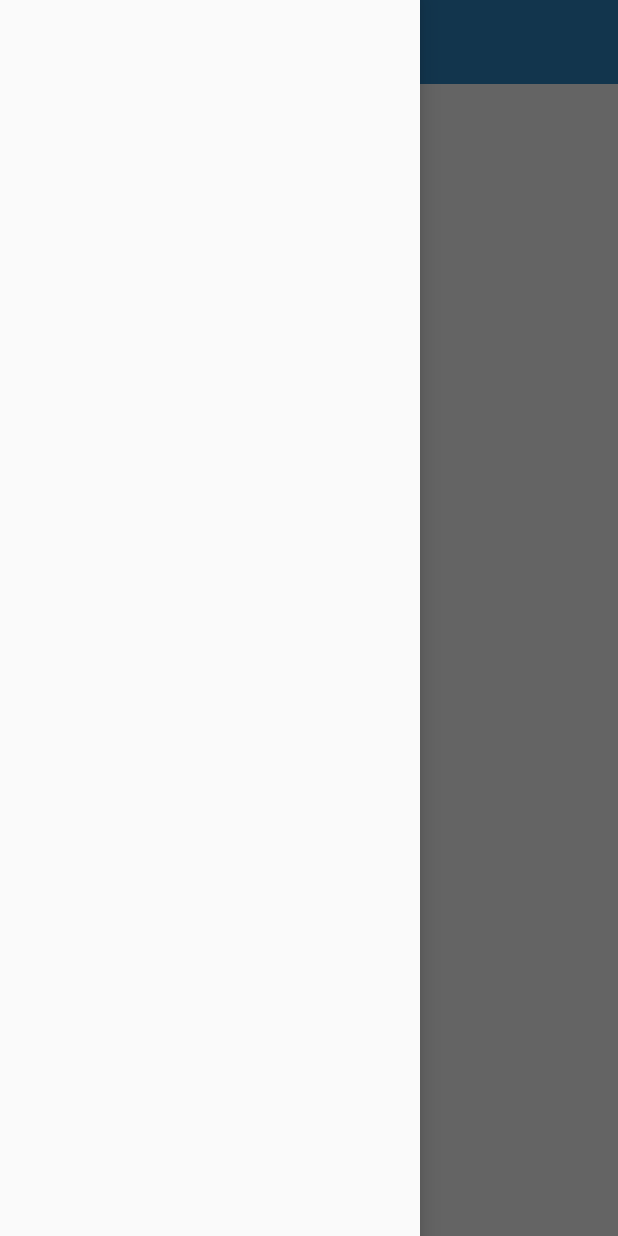
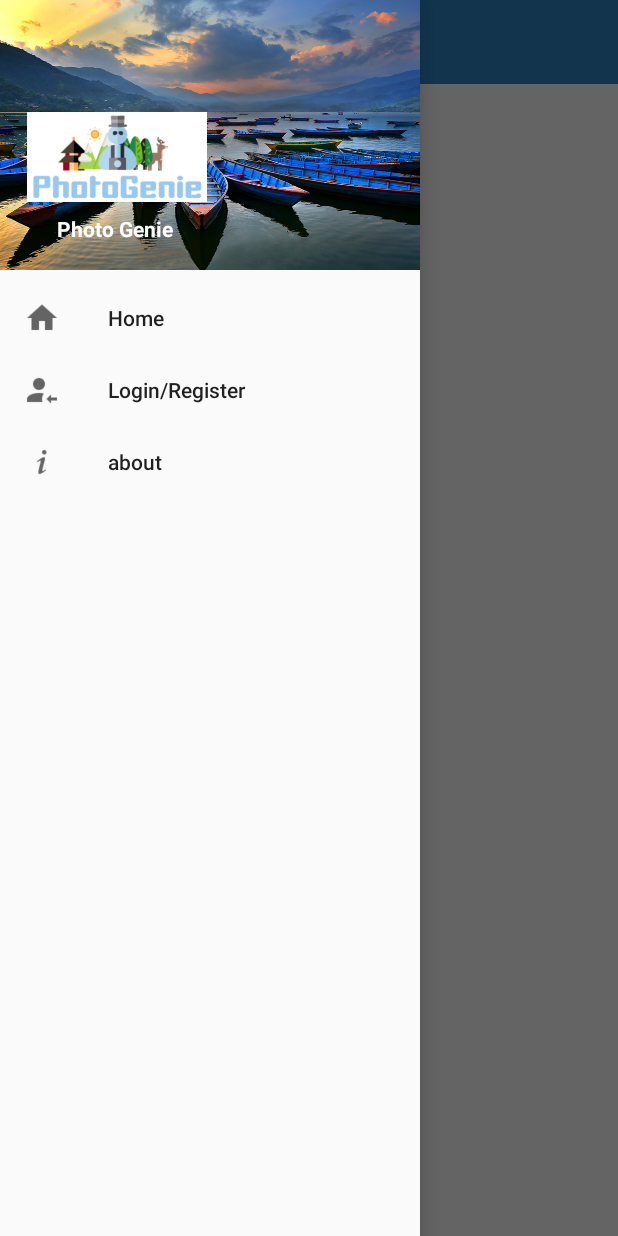
Before and after one commit to bishesu/tobikal, an Android app: the screen it shows after launch (MainActivity), with the side drawer open, on a phone screen of 412 x 824 dp. Run offline under Robolectric (Android 15) with nearby library versions, the phone set to English and light mode, and no system bars.

Commit message:
navigation drawer design made

```diff
--- a/app/src/main/res/layout/navigation_drawer.xml
+++ b/app/src/main/res/layout/navigation_drawer.xml
@@ -1,10 +1,12 @@
 <?xml version="1.0" encoding="utf-8"?>
-<android.support.v4.widget.DrawerLayout
-    xmlns:android="http://schemas.android.com/apk/res/android"
+<android.support.v4.widget.DrawerLayout xmlns:android="http://schemas.android.com/apk/res/android"
     android:layout_width="match_parent"
     android:layout_height="match_parent"
+    xmlns:app="http://schemas.android.com/apk/res-auto"
+    xmlns:tools="http://schemas.android.com/tools"
     android:id="@+id/drawer_layout"
-    android:fitsSystemWindows="true">
+    android:fitsSystemWindows="true"
+    tools:openDrawer="start">
 
     <include layout="@layout/activity_main" />
 
@@ -13,8 +15,11 @@
         android:layout_height="match_parent"
         android:id="@+id/navigation_view"
         android:layout_gravity="start"
-        android:fitsSystemWindows="true">
+        android:fitsSystemWindows="true"
+        app:headerLayout="@layout/navigation_header"
+        app:menu="@menu/navigation_menu"
+/>
 
-    </android.support.design.widget.NavigationView>
+
 
 </android.support.v4.widget.DrawerLayout>
--- /dev/null
+++ b/app/src/main/res/menu/navigation_menu.xml
@@ -0,0 +1,23 @@
+<?xml version="1.0" encoding="utf-8"?>
+<menu xmlns:android="http://schemas.android.com/apk/res/android">
+
+    <group android:checkableBehavior="single">
+
+
+        <item
+            android:title="Home"
+            android:id="@+id/home_id"
+            android:icon="@drawable/home" />
+
+        <item
+            android:title="Login/Register"
+            android:id="@+id/login_id"
+            android:icon="@drawable/login" />
+
+        <item
+            android:title="about"
+            android:id="@+id/about_id"
+            android:icon="@drawable/about" />
+    </group>
+
+</menu>
--- a/build.gradle
+++ b/build.gradle
@@ -7,7 +7,7 @@ buildscript {
 
     }
     dependencies {
-        classpath 'com.android.tools.build:gradle:3.3.2'
+        classpath 'com.android.tools.build:gradle:3.4.0'
 
         // NOTE: Do not place your application dependencies here; they belong
         // in the individual module build.gradle files
```
Also changed, not shown: app/src/main/res/menu/activity_navigation__drawer.xml (deleted, +0 -38 lines), app/src/main/res/menu/navigation_.xml (deleted, +0 -9 lines), app/src/main/res/drawable/about.png (added), app/src/main/res/drawable/home.png (added), app/src/main/res/drawable/login.png (added), gradle/wrapper/gradle-wrapper.properties.
